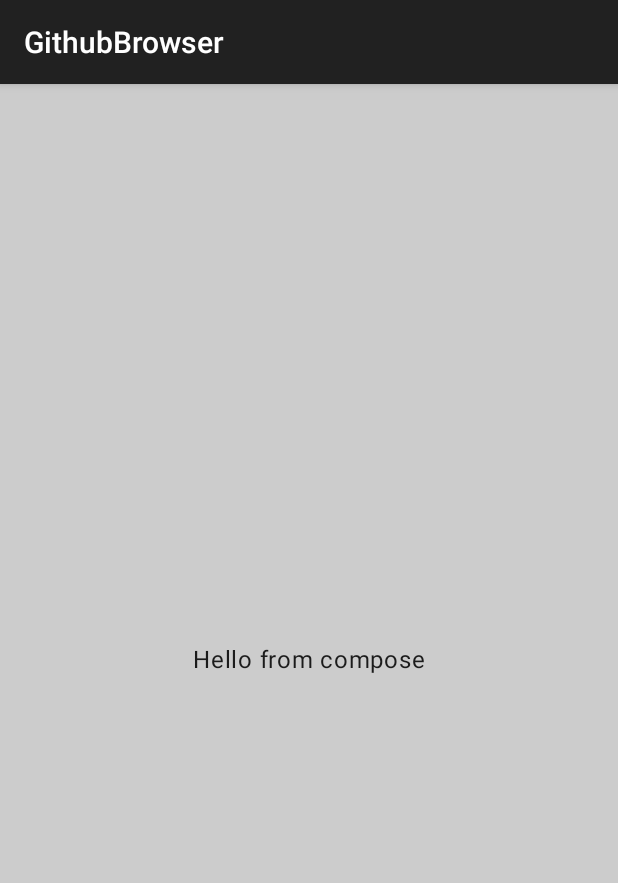
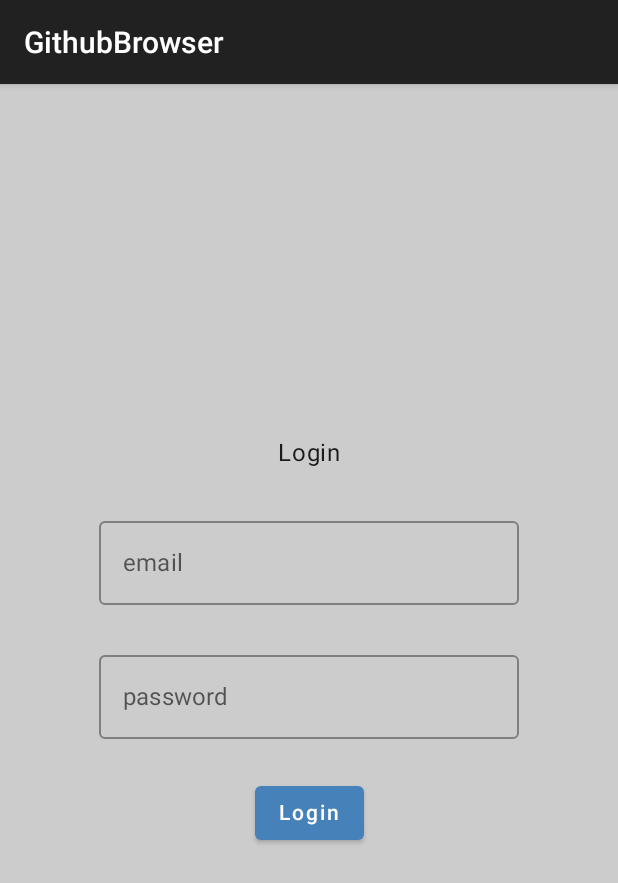
Before and after one commit to tonisives/ti-github-browser, an Android app built with Jetpack Compose: the screen it shows after launch (LoginActivity), on a phone screen of 412 x 824 dp. Shown: the top 883 px of the screen. Run offline under Robolectric (Android 15) with nearby library versions, the phone set to English and light mode, and no system bars; our stand-ins replace Room's generated code, Timber, Volley.

Commit message:
add login fields

```diff
--- a/app/src/main/java/com/tonisives/githubbrowser/ui/LoginActivity.kt
+++ b/app/src/main/java/com/tonisives/githubbrowser/ui/LoginActivity.kt
@@ -1,21 +1,32 @@
 package com.tonisives.githubbrowser.ui
 
 import android.os.Bundle
+import android.widget.Toast
 import androidx.activity.compose.setContent
 import androidx.appcompat.app.AppCompatActivity
 import androidx.compose.foundation.background
-import androidx.compose.foundation.layout.Arrangement
-import androidx.compose.foundation.layout.Column
-import androidx.compose.foundation.layout.fillMaxSize
+import androidx.compose.foundation.layout.*
+import androidx.compose.material.Button
+import androidx.compose.material.OutlinedTextField
 import androidx.compose.material.Text
 import androidx.compose.runtime.Composable
+import androidx.compose.runtime.getValue
+import androidx.compose.runtime.mutableStateOf
+import androidx.compose.runtime.saveable.rememberSaveable
+import androidx.compose.runtime.setValue
 import androidx.compose.ui.Alignment
 import androidx.compose.ui.Modifier
 import androidx.compose.ui.graphics.Color
-import org.koin.androidx.viewmodel.ext.android.viewModel
+import androidx.compose.ui.platform.LocalFocusManager
+import androidx.compose.ui.unit.dp
+import com.tonisives.githubbrowser.App.Companion.context
+import org.koin.androidx.viewmodel.ext.android.getViewModel
 
 @Composable
-fun LoginView() = AppTheme {
+fun LoginView(viewModel: LoginViewModel) = AppTheme {
+    var email by rememberSaveable { mutableStateOf("") }
+    var password by rememberSaveable { mutableStateOf("") }
+
     Column(
         verticalArrangement = Arrangement.Center,
         horizontalAlignment = Alignment.CenterHorizontally,
@@ -23,20 +34,71 @@ fun LoginView() = AppTheme {
             .background(Color.LightGray)
             .fillMaxSize()
     ) {
-        Text("Hello from compose")
+        LoginFields(
+            email,
+            password,
+            onLoginClick = { viewModel.login(email, password) },
+            onEmailChange = { email = it },
+            onPasswordChange = { password = it }
+        )
+    }
+}
+
+@Composable
+fun LoginFields(
+    email: String,
+    password: String,
+    onEmailChange: (String) -> Unit,
+    onPasswordChange: (String) -> Unit,
+    onLoginClick: (String) -> Unit
+) {
+    val focusManager = LocalFocusManager.current
+
+    Column(
+        modifier = Modifier
+            .fillMaxWidth()
+            .height(300.dp),
+        verticalArrangement = Arrangement.spacedBy(25.dp),
+        horizontalAlignment = Alignment.CenterHorizontally
+    ) {
+        Text("Login")
+
+        OutlinedTextField(
+            value = email,
+            placeholder = { Text(text = "user@email.com") },
+            label = { Text(text = "email") },
+            onValueChange = onEmailChange,
+        )
+
+        OutlinedTextField(
+            value = password,
+            placeholder = { Text(text = "password") },
+            label = { Text(text = "password") },
+            onValueChange = onPasswordChange,
+        )
+
+        Button(onClick = {
+            if (email.isBlank() == false && password.isBlank() == false) {
+                onLoginClick(email)
+                focusManager.clearFocus()
+            } else {
+                Toast.makeText(
+                    context,
+                    "Please enter email and password",
+                    Toast.LENGTH_SHORT
+                ).show()
+            }
+        }) {
+            Text("Login")
+        }
     }
 }
 
 class LoginActivity : AppCompatActivity() {
-    private val viewModel: LoginViewModel by viewModel()
-
     override fun onCreate(savedInstanceState: Bundle?) {
         super.onCreate(savedInstanceState)
         setContent {
-            LoginView()
+            LoginView(getViewModel())
         }
     }
-
-    fun login() {
-    }
 }
```
